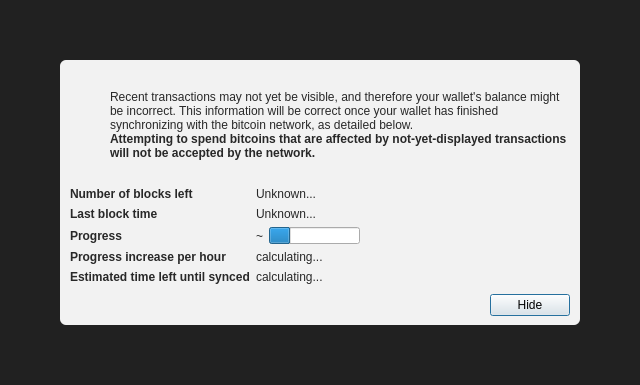
This is src/qt/forms/modaloverlay.ui in rebitcoin/rebitcoin as Qt 5 draws it before an edit. The edited form follows.
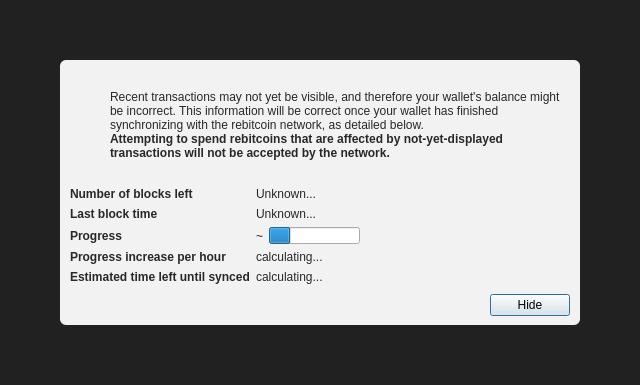
This is the edited form. Icons and pictures are not drawn.

Commit message: rename Bitcoin

What changed in the file:
```diff
--- a/src/qt/forms/modaloverlay.ui
+++ b/src/qt/forms/modaloverlay.ui
@@ -130,7 +130,7 @@
              <item>
               <widget class="QLabel" name="infoText">
                <property name="text">
-                <string>Recent transactions may not yet be visible, and therefore your wallet's balance might be incorrect. This information will be correct once your wallet has finished synchronizing with the bitcoin network, as detailed below.</string>
+                <string>Recent transactions may not yet be visible, and therefore your wallet's balance might be incorrect. This information will be correct once your wallet has finished synchronizing with the rebitcoin network, as detailed below.</string>
                </property>
                <property name="textFormat">
                 <enum>Qt::RichText</enum>
@@ -149,7 +149,7 @@
                 </font>
                </property>
                <property name="text">
-                <string>Attempting to spend bitcoins that are affected by not-yet-displayed transactions will not be accepted by the network.</string>
+                <string>Attempting to spend rebitcoins that are affected by not-yet-displayed transactions will not be accepted by the network.</string>
                </property>
                <property name="textFormat">
                 <enum>Qt::RichText</enum>
```
The commit also changes 1201 other files.
